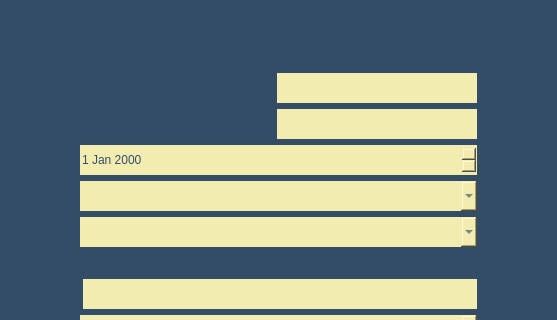
First picture: the form in LabOrdersWindow.ui, repository mxrked/Medical-Office-Administration, before the edit; both pictures show x 543 to 1100 and y 113 to 433 of the 1260 by 800 pixel window.
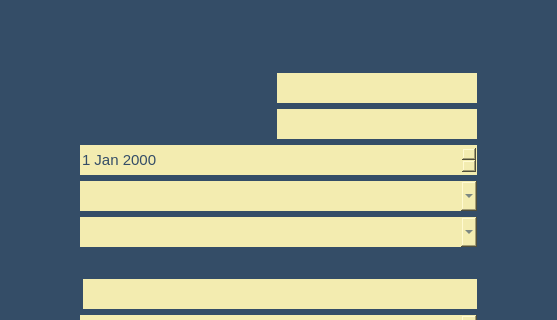
Second picture: the form after the edit. Icons and pictures are not drawn.

```diff
--- a/LabOrdersWindow.ui
+++ b/LabOrdersWindow.ui
@@ -597,7 +597,14 @@
             </widget>
            </item>
            <item>
-            <widget class="QDateEdit" name="dateEdit_DOB"/>
+            <widget class="QDateEdit" name="dateEdit_DOB">
+             <property name="font">
+              <font>
+               <family>MS Shell Dlg 2</family>
+               <pointsize>11</pointsize>
+              </font>
+             </property>
+            </widget>
            </item>
           </layout>
          </item>
```
Left out of the diff: 24 changed lines with no effect on the pictures.
